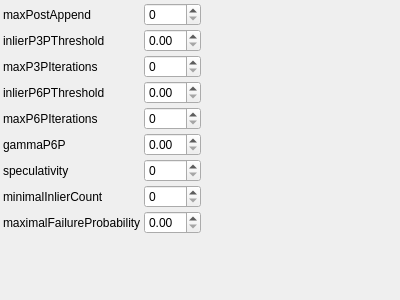
First picture: the form in utils/corestructs/coreWidgets/iterativeReconstructionAppendParamsControlWidget.ui, repository NickPenkrat/corecvs, before the edit.
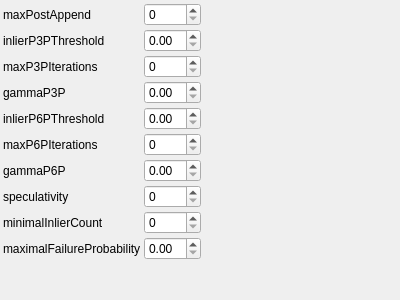
Second picture: the form after the edit.

```diff
--- a/utils/corestructs/coreWidgets/iterativeReconstructionAppendParamsControlWidget.ui
+++ b/utils/corestructs/coreWidgets/iterativeReconstructionAppendParamsControlWidget.ui
@@ -65,12 +65,12 @@
     <item row="3" column="0">
      <widget class="QLabel" name="label_3">
        <property name="text">
-         <string>inlierP6PThreshold</string>
+         <string>gammaP3P</string>
        </property>
      </widget>
     </item>
     <item row="3" column="1">
-     <widget class="QDoubleSpinBox" name="inlierP6PThresholdSpinBox">
+     <widget class="QDoubleSpinBox" name="gammaP3PSpinBox">
        <property name="toolTip">
          <string>Inlier threshold for 6P->pose/3P->orientation</string>
        </property>
@@ -79,12 +79,12 @@
     <item row="4" column="0">
      <widget class="QLabel" name="label_4">
        <property name="text">
-         <string>maxP6PIterations</string>
+         <string>inlierP6PThreshold</string>
        </property>
      </widget>
     </item>
     <item row="4" column="1">
-     <widget class="QSpinBox" name="maxP6PIterationsSpinBox">
+     <widget class="QDoubleSpinBox" name="inlierP6PThresholdSpinBox">
        <property name="toolTip">
          <string>Maximal ransac iterations for 6P->pose/3P->orientation</string>
        </property>
@@ -93,12 +93,12 @@
     <item row="5" column="0">
      <widget class="QLabel" name="label_5">
        <property name="text">
-         <string>gammaP6P</string>
+         <string>maxP6PIterations</string>
        </property>
      </widget>
     </item>
     <item row="5" column="1">
-     <widget class="QDoubleSpinBox" name="gammaP6PSpinBox">
+     <widget class="QSpinBox" name="maxP6PIterationsSpinBox">
        <property name="toolTip">
          <string>Target error probability for 6P->pose/3P->orientation</string>
        </property>
@@ -107,12 +107,12 @@
     <item row="6" column="0">
      <widget class="QLabel" name="label_6">
        <property name="text">
-         <string>speculativity</string>
+         <string>gammaP6P</string>
        </property>
      </widget>
     </item>
     <item row="6" column="1">
-     <widget class="QSpinBox" name="speculativitySpinBox">
+     <widget class="QDoubleSpinBox" name="gammaP6PSpinBox">
        <property name="toolTip">
          <string>This defines how many multicameras are subject for P3P evaluation at each iteration</string>
        </property>
@@ -121,12 +121,12 @@
     <item row="7" column="0">
      <widget class="QLabel" name="label_7">
        <property name="text">
-         <string>minimalInlierCount</string>
+         <string>speculativity</string>
        </property>
      </widget>
     </item>
     <item row="7" column="1">
-     <widget class="QSpinBox" name="minimalInlierCountSpinBox">
+     <widget class="QSpinBox" name="speculativitySpinBox">
        <property name="toolTip">
          <string>Minimal inlier count for hypotheis acceptance</string>
        </property>
@@ -135,18 +135,32 @@
     <item row="8" column="0">
      <widget class="QLabel" name="label_8">
        <property name="text">
-         <string>maximalFailureProbability</string>
+         <string>minimalInlierCount</string>
        </property>
      </widget>
     </item>
     <item row="8" column="1">
+     <widget class="QSpinBox" name="minimalInlierCountSpinBox">
+       <property name="toolTip">
+         <string>Minimal inlier count for hypotheis acceptance</string>
+       </property>
+     </widget>
+    </item>
+    <item row="9" column="0">
+     <widget class="QLabel" name="label_9">
+       <property name="text">
+         <string>maximalFailureProbability</string>
+       </property>
+     </widget>
+    </item>
+    <item row="9" column="1">
      <widget class="QDoubleSpinBox" name="maximalFailureProbabilitySpinBox">
        <property name="toolTip">
          <string>Maximal failure probability for hypothesis acceptance</string>
        </property>
      </widget>
     </item>
-   <item row="9" column="0">
+   <item row="10" column="0">
     <spacer name="verticalSpacer">
      <property name="orientation">
       <enum>Qt::Vertical</enum>
@@ -159,7 +173,7 @@
      </property>
     </spacer>
    </item>
-   <item row="9" column="2">
+   <item row="10" column="2">
     <spacer name="horizontalSpacer">
      <property name="orientation">
       <enum>Qt::Horizontal</enum>
```
Left out of the diff: 16 changed lines with no effect on the pictures.
